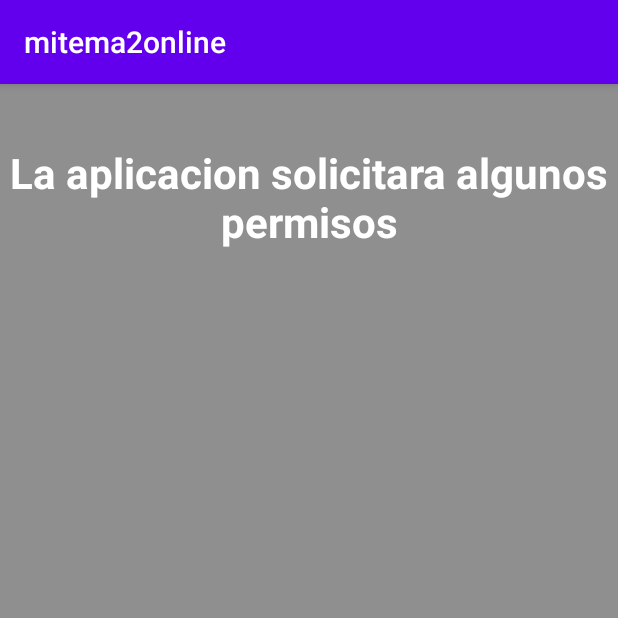
After one commit to WCNosliwsys/mitema2, an Android app: the Permisos screen opened directly, with no data from a screen before it, on a phone screen of 412 x 824 dp, the top half of it. The commit adds this screen. Run offline under Robolectric (Android 15) with nearby library versions, the phone set to English and light mode, and no system bars.

Commit message:
Añadiendo solicitud de permisos a la aplicacion y usando el postdelay para atraso de uso de una instrucción

```diff
--- a/app/src/main/java/com/ingwilson/mitema2online/MainActivity.java
+++ b/app/src/main/java/com/ingwilson/mitema2online/MainActivity.java
@@ -45,6 +45,10 @@ public class MainActivity extends AppCompatActivity {
             startActivity(new Intent(this, Multimedia.class));
             return true;
         }
+        if (id == R.id.activity_permisos) {
+            startActivity(new Intent(this, Permisos.class));
+            return true;
+        }
         return super.onOptionsItemSelected(item);
     }
 }
--- /dev/null
+++ b/app/src/main/res/layout/activity_permisos.xml
@@ -0,0 +1,20 @@
+<?xml version="1.0" encoding="utf-8"?>
+<LinearLayout xmlns:android="http://schemas.android.com/apk/res/android"
+    xmlns:tools="http://schemas.android.com/tools"
+    android:layout_width="match_parent"
+    android:layout_height="match_parent"
+    android:orientation="vertical"
+    android:background="#8f8f8f"
+    android:gravity="top"
+    >
+    <TextView
+        android:layout_width="match_parent"
+        android:layout_height="wrap_content"
+        android:layout_marginTop="40dp"
+        android:text="La aplicacion solicitara algunos permisos"
+        android:textColor="#fff"
+        android:textStyle="bold"
+        android:textSize="28sp"
+        android:gravity="center"
+        />
+</LinearLayout>
```
Also changed, not shown: app/src/main/AndroidManifest.xml (+7 -3 lines), app/src/main/java/com/ingwilson/mitema2online/Permisos.java (added, +133 -0 lines).
